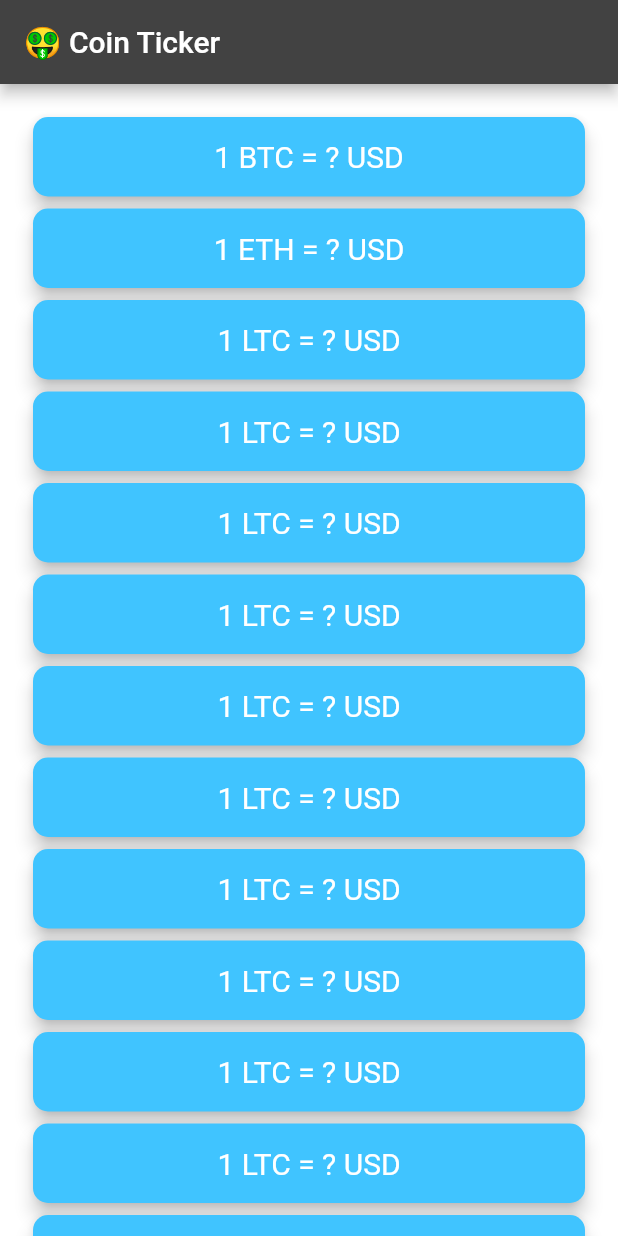
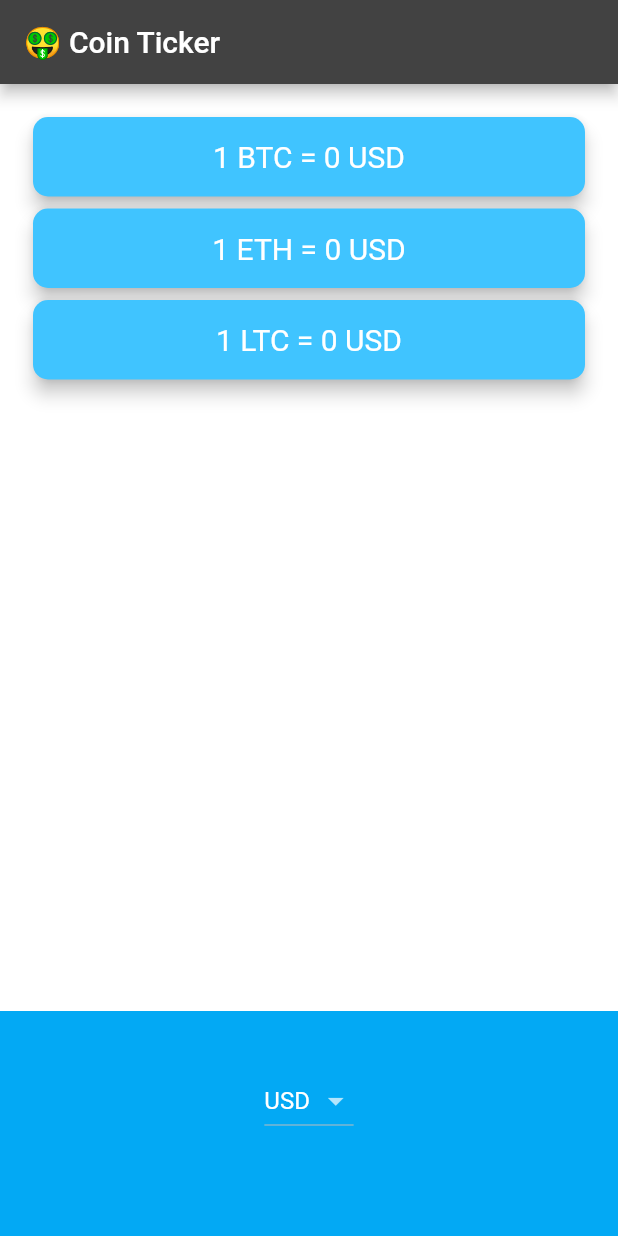
Before and after one commit to hamedelasma/bitcon-ticker, a Flutter app: the screen it shows after launch, on a phone screen of 412 x 824 dp. Run offline on Flutter 3.47's test engine with Material 2 defaults, Android fonts, the phone set to English and light mode, and no system bars; network calls fail.

Commit message:
final commit

```diff
--- a/lib/coin_data.dart
+++ b/lib/coin_data.dart
@@ -28,23 +28,6 @@ const List<String> cryptoList = [
   'BTC',
   'ETH',
   'LTC',
-  'LTC',
-  'LTC',
-  'LTC',
-  'LTC',
-  'LTC',
-  'LTC',
-  'LTC',
-  'LTC',
-  'LTC',
-  'LTC',
-  'LTC',
-  'LTC',
-  'LTC',
-  'LTC',
-  'LTC',
-  'LTC',
-  'LTC',
 ];
 
 class CoinData {
--- a/lib/price_screen.dart
+++ b/lib/price_screen.dart
@@ -14,7 +14,7 @@ class PriceScreen extends StatefulWidget {
 
 class _PriceScreenState extends State<PriceScreen> {
   late String selectedCurrency = 'USD';
-  late String selectedCurrencyPrice = '?';
+  late List prices = [0, 0, 0];
 
   DropdownButton<String> androidDropdownButton() {
     List<DropdownMenuItem<String>> dropdownItems = [];
@@ -29,11 +29,11 @@ class _PriceScreenState extends State<PriceScreen> {
     return DropdownButton<String>(
       value: selectedCurrency,
       items: dropdownItems,
-      onChanged: (value) {
+      onChanged: (value) async {
         setState(() {
           selectedCurrency = value!;
-          getData(value);
         });
+        await getData();
       },
     );
   }
@@ -52,38 +52,23 @@ class _PriceScreenState extends State<PriceScreen> {
     );
   }
 
-  Future<String> getData(selectedCrypto) async {
+  Future<void> getData() async {
+    for (int i = 0; i < cryptoList.length; i++) {
       var crypto = await CoinData(
-            selectedCurrency: selectedCurrency, selectedCrypto: selectedCrypto)
+              selectedCurrency: selectedCurrency, selectedCrypto: cryptoList[i])
           .getPrice();
-    return crypto['rate'].toString().substring(0, 8);
+      setState(() {
+        prices[i] = crypto['rate'].toString().substring(0, 8);
+      });
+      print(prices[i]);
     }
-
-  Card cardWidget(cryptoCoin) {
-    return Card(
-      color: Colors.lightBlueAccent,
-      elevation: 5.0,
-      shape: RoundedRectangleBorder(
-        borderRadius: BorderRadius.circular(10.0),
-      ),
-      child: Padding(
-        padding: EdgeInsets.symmetric(vertical: 15.0, horizontal: 28.0),
-        child: Text(
-          '1 $cryptoCoin = $selectedCurrencyPrice $selectedCurrency',
-          textAlign: TextAlign.center,
-          style: TextStyle(
-            fontSize: 20.0,
-            color: Colors.white,
-          ),
-        ),
-      ),
-    );
+    return;
   }
 
   @override
   void initState() {
     super.initState();
-    // getData(BTCCrypto);
+    getData();
   }
 
   @override
@@ -106,23 +91,39 @@ class _PriceScreenState extends State<PriceScreen> {
                       shrinkWrap: true,
                       itemCount: cryptoList.length,
                       itemBuilder: (BuildContext context, int index) {
-                        return cardWidget(cryptoList[index]);
-                      })
-                  // cardWidget(cryptoList[0]),
-                  // cardWidget(cryptoList[1]),
-                  // cardWidget(cryptoList[2]),
+                        // return cardWidget(cryptoList[index]);
+                        return Card(
+                          color: Colors.lightBlueAccent,
+                          elevation: 5.0,
+                          shape: RoundedRectangleBorder(
+                            borderRadius: BorderRadius.circular(10.0),
+                          ),
+                          child: Padding(
+                            padding: EdgeInsets.symmetric(
+                                vertical: 15.0, horizontal: 28.0),
+                            child: Text(
+                              '1 ${cryptoList[index]} = ${prices[index]} $selectedCurrency',
+                              textAlign: TextAlign.center,
+                              style: TextStyle(
+                                fontSize: 20.0,
+                                color: Colors.white,
+                              ),
+                            ),
+                          ),
+                        );
+                      }),
                 ],
               ),
             ),
-            Container(
+          ],
+        ),
+      ),
+      bottomNavigationBar: Container(
           height: 150.0,
           alignment: Alignment.center,
           padding: EdgeInsets.only(bottom: 30.0),
           color: Colors.lightBlue,
           child: Platform.isIOS ? iOSPicker() : androidDropdownButton()),
-          ],
-        ),
-      ),
     );
   }
 }
```
Lines whose indentation alone changed are shown as unchanged.
